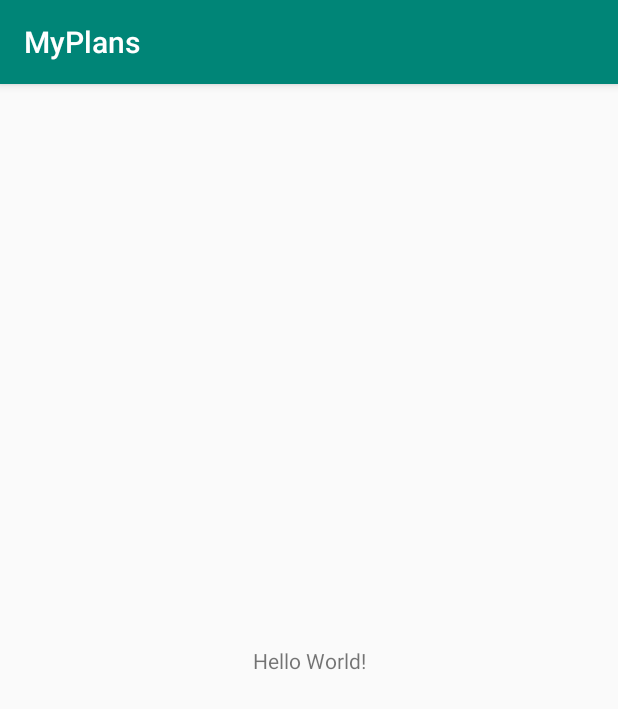
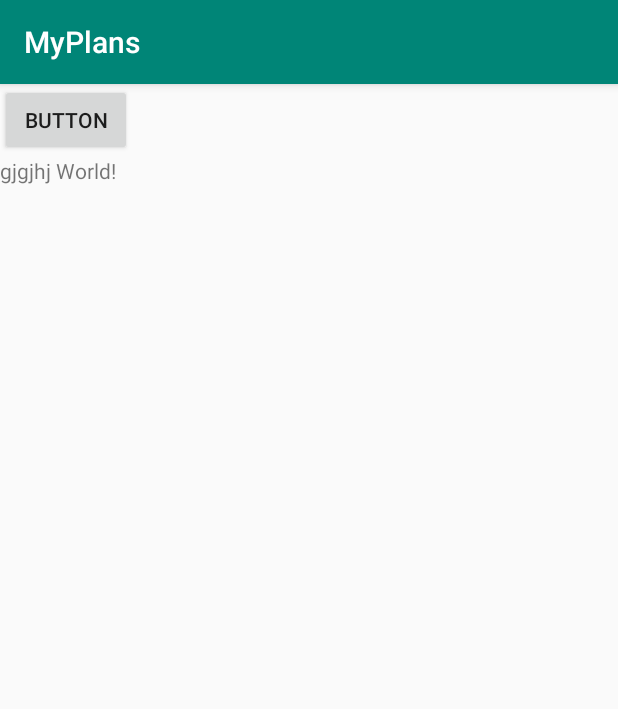
Before and after one commit to NoahValbakAardestrup/MyPlans, an Android app: the screen it shows after launch (MainActivity), on a phone screen of 412 x 824 dp. Shown: the top 709 px of the screen. Run offline under Robolectric (Android 15) with nearby library versions, the phone set to English and light mode, and no system bars.

Commit message:
added button

```diff
--- a/app/src/main/java/com/example/noahvalbakaardestrup/myplans/MainActivity.java
+++ b/app/src/main/java/com/example/noahvalbakaardestrup/myplans/MainActivity.java
@@ -2,6 +2,9 @@ package com.example.noahvalbakaardestrup.myplans;
 
 import android.support.v7.app.AppCompatActivity;
 import android.os.Bundle;
+import android.view.View;
+import android.widget.Button;
+import android.widget.TextView;
 
 public class MainActivity extends AppCompatActivity {
 
@@ -9,5 +12,14 @@ public class MainActivity extends AppCompatActivity {
     protected void onCreate(Bundle savedInstanceState) {
         super.onCreate(savedInstanceState);
         setContentView(R.layout.activity_main);
+
+        final TextView textTitle = findViewById(R.id.textTitle);
+        Button buttonCreate = findViewById(R.id.buttonCreate);
+        buttonCreate.setOnClickListener(new View.OnClickListener() {
+            @Override
+            public void onClick(View v) {
+                textTitle.setText("YO");
+            }
+        });
     }
 }
--- a/app/src/main/res/layout/activity_main.xml
+++ b/app/src/main/res/layout/activity_main.xml
@@ -1,5 +1,5 @@
 <?xml version="1.0" encoding="utf-8"?>
-<android.support.constraint.ConstraintLayout xmlns:android="http://schemas.android.com/apk/res/android"
+<RelativeLayout xmlns:android="http://schemas.android.com/apk/res/android"
     xmlns:app="http://schemas.android.com/apk/res-auto"
     xmlns:tools="http://schemas.android.com/tools"
     android:layout_width="match_parent"
@@ -7,12 +7,23 @@
     tools:context=".MainActivity">
 
     <TextView
+        android:id="@+id/textTitle"
         android:layout_width="wrap_content"
         android:layout_height="wrap_content"
-        android:text="Hello World!"
+        android:text="gjgjhj World!"
+        android:layout_below="@+id/buttonCreate"
         app:layout_constraintBottom_toBottomOf="parent"
         app:layout_constraintLeft_toLeftOf="parent"
         app:layout_constraintRight_toRightOf="parent"
         app:layout_constraintTop_toTopOf="parent" />
 
-</android.support.constraint.ConstraintLayout>
+    <Button
+        android:id="@+id/buttonCreate"
+        android:layout_width="wrap_content"
+        android:layout_height="wrap_content"
+        android:text="Button"
+        tools:layout_editor_absoluteX="31dp"
+        tools:layout_editor_absoluteY="433dp" />
+
+
+</RelativeLayout>
```
